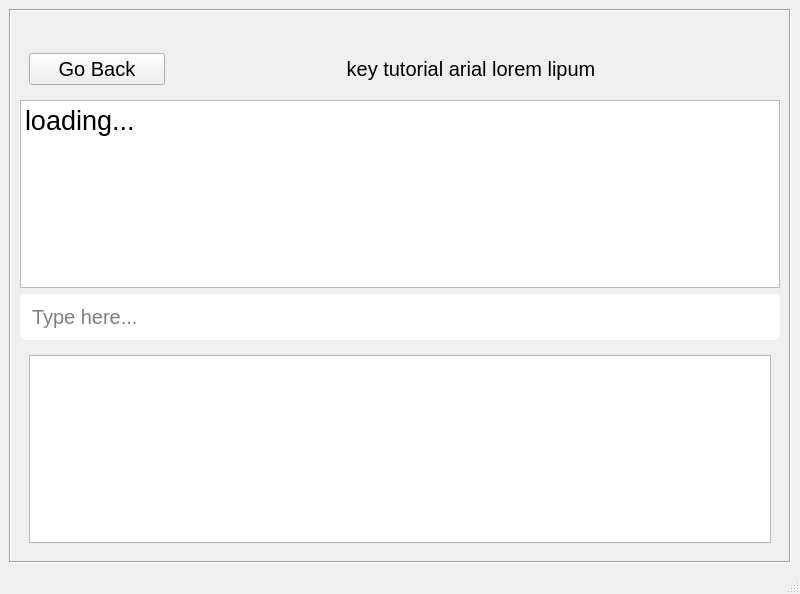
Old version of the form key_tutor.ui in the repository Prakash5209/typing_tutor.
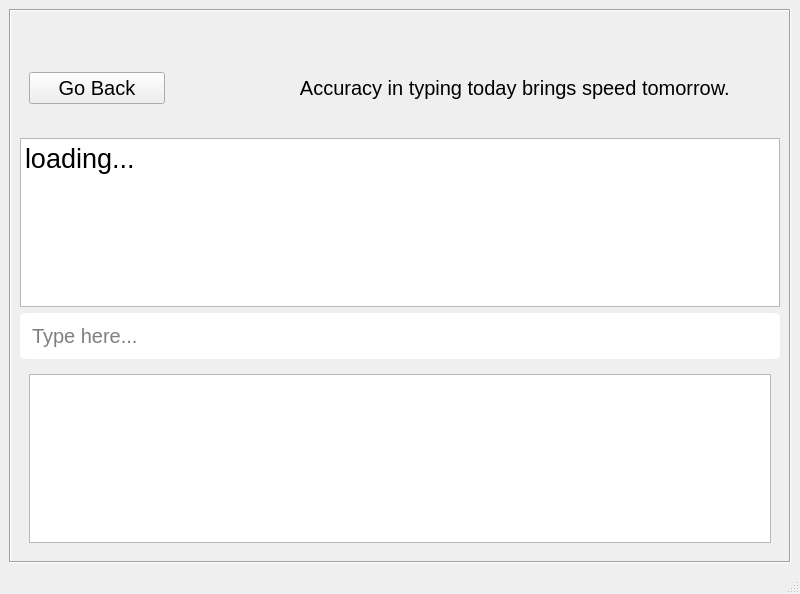
New version of the form.

```diff
--- a/key_tutor.ui
+++ b/key_tutor.ui
@@ -74,7 +74,9 @@
               </size>
              </property>
              <property name="text">
-              <string>key tutorial arial lorem lipum</string>
+              <string>
+                Accuracy in typing today brings speed tomorrow.
+              </string>
              </property>
              <property name="alignment">
               <set>Qt::AlignCenter</set>
```
Left out of the diff: 2 changed lines with no effect on the pictures.
